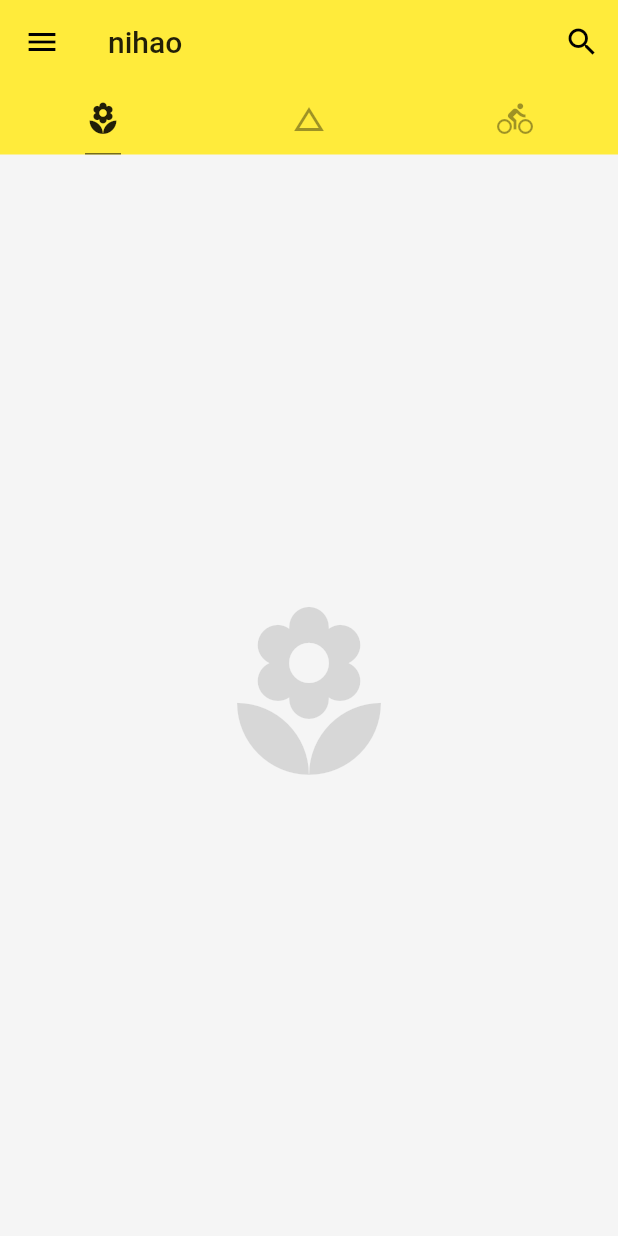
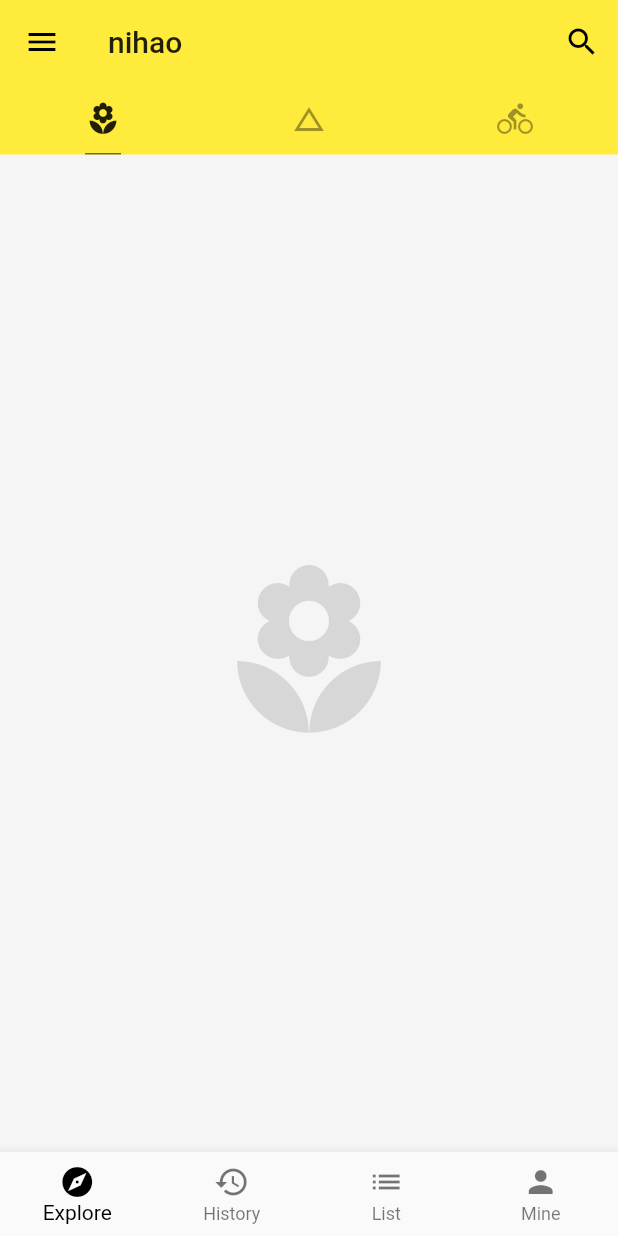
Before and after one commit to HellotalkXJP/HelloFlutter, a Flutter app: the screen it shows after launch, on a phone screen of 412 x 824 dp. Run offline on Flutter 3.47's test engine with Material 2 defaults, Android fonts, the phone set to English and light mode, and no system bars.

Commit message:
init tabbar_nav

```diff
--- a/lib/main.dart
+++ b/lib/main.dart
@@ -64,6 +64,28 @@ class Home extends StatelessWidget {
             ],
           ),
           drawer: DrawerDemo(),
+          bottomNavigationBar: BottomNavigationBar(
+            type: BottomNavigationBarType.fixed,
+            fixedColor: Colors.black,
+            items: [
+              BottomNavigationBarItem(
+                icon: Icon(Icons.explore),
+                title: Text('Explore')
+              ),
+              BottomNavigationBarItem(
+                icon: Icon(Icons.history),
+                title: Text('History')
+              ),
+              BottomNavigationBarItem(
+                icon: Icon(Icons.list),
+                title: Text('List')
+              ),
+              BottomNavigationBarItem(
+                icon: Icon(Icons.person),
+                title: Text('Mine')
+              ),
+            ],
+          ),
         ),
       );
     }
```
